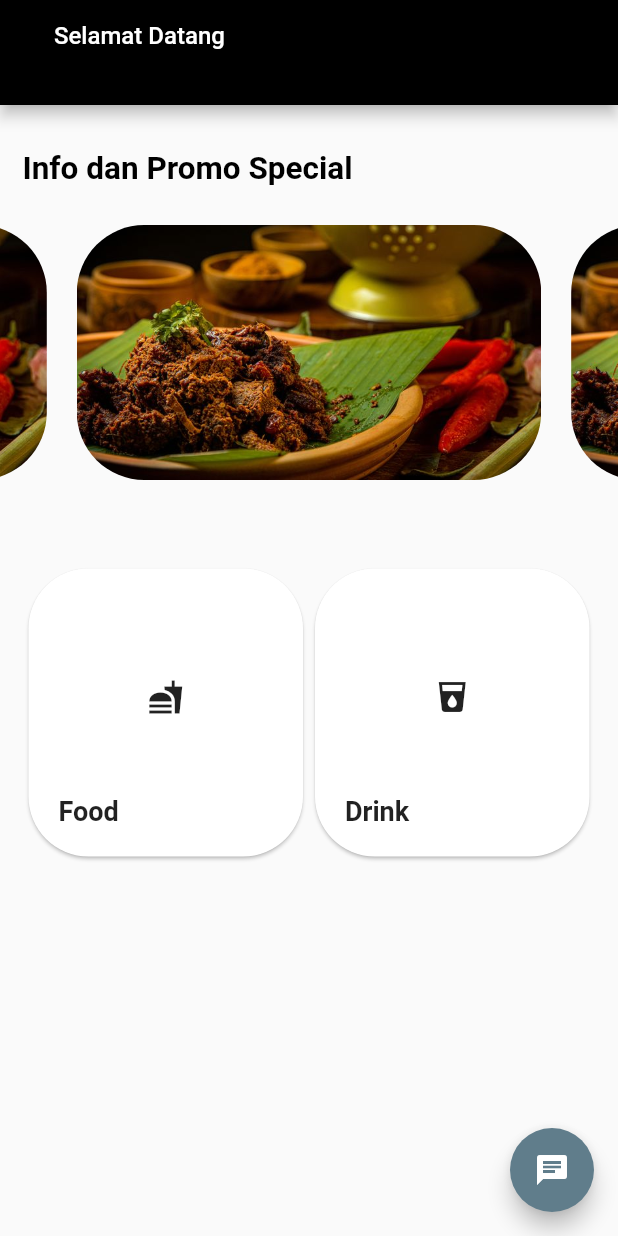
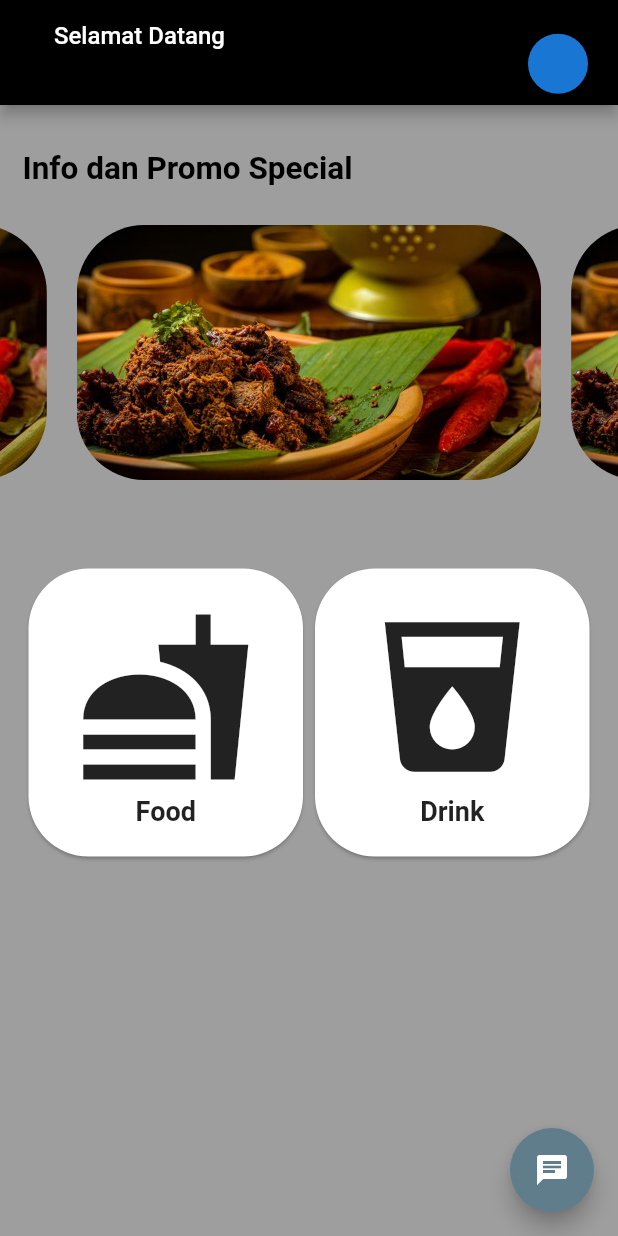
Before and after one commit to mputt26/Katalagog-Apps, a Flutter app: the HomePage screen opened directly with empty values, on a phone screen of 412 x 824 dp. Run offline on Flutter 3.47's test engine with Material 2 defaults, Android fonts, the phone set to English and light mode, and no system bars; drawn by our look-alikes of carousel_slider; our stand-ins replace dio; network calls fail; Roboto replaces fonts that are missing (Poppins).

Commit message:
update eror from drinkAPI

```diff
--- a/lib/data/api_service.dart
+++ b/lib/data/api_service.dart
@@ -1,6 +1,6 @@
 import 'package:dio/dio.dart';
 
-class ApiService {
+class ApiServiceFood {
   final Dio _dio = Dio();
 
   Future<List<FoodItem>> fetchFoodItems() async {
--- a/lib/pages/home_page.dart
+++ b/lib/pages/home_page.dart
@@ -4,6 +4,7 @@ import 'package:menu_resto/data/banner_data.dart';
 import 'package:menu_resto/pages/drink_detail.dart';
 import 'package:menu_resto/pages/food_detail_pages.dart';
 import 'package:menu_resto/pages/open_chat.dart';
+import 'package:menu_resto/pages/profile_page.dart';
 import 'package:menu_resto/style.dart';
 
 class HomePage extends StatelessWidget {
@@ -13,6 +14,7 @@ class HomePage extends StatelessWidget {
   @override
   Widget build(BuildContext context) {
     return Scaffold(
+      backgroundColor: Colors.grey,
       appBar: appBarHandler(context),
       body: mainPage(),
       floatingActionButton: msgButton(context),
@@ -20,6 +22,7 @@ class HomePage extends StatelessWidget {
   }
 
   AppBar appBarHandler(BuildContext context) {
+    String firstLetter = name.isNotEmpty ? name[0].toUpperCase() : '';
     return AppBar(
       toolbarHeight: 70,
       automaticallyImplyLeading: false,
@@ -39,6 +42,29 @@ class HomePage extends StatelessWidget {
           ],
         ),
       ),
+      actions: [
+        Align(
+          alignment: Alignment.centerRight,
+          child: Padding(
+            padding: const EdgeInsets.only(top: 15, right: 20),
+            child: InkWell(
+                borderRadius: BorderRadius.circular(22),
+                onTap: () {
+                  Navigator.push(
+                    context,
+                    MaterialPageRoute(
+                      builder: (context) => ProfilePage(name: name),
+                    ),
+                  );
+                },
+                child: Ink(
+                  child: CircleAvatar(
+                    child: Text(firstLetter),
+                  ),
+                )),
+          ),
+        )
+      ],
     );
   }
 
--- a/lib/pages/open_chat.dart
+++ b/lib/pages/open_chat.dart
@@ -25,7 +25,7 @@ class _OpenChatState extends State<OpenChat> {
   @override
   Widget build(BuildContext context) {
     return Scaffold(
-      appBar: AppBar(title: Text('Food Detail')),
+      appBar: AppBar(title: Text('Savoria Bot')),
       body: Column(
         children: <Widget>[
           Flexible(
@@ -62,8 +62,7 @@ class _OpenChatState extends State<OpenChat> {
             ),
             IconButton(
               icon: Icon(Icons.send),
-              onPressed: () =>
-                  _handleSubmitted('User message'),
+              onPressed: () => _handleSubmitted('User message'),
             ),
           ],
         ),
--- a/lib/style.dart
+++ b/lib/style.dart
@@ -55,8 +55,8 @@ class AppStyles {
           children: [
             Expanded(
               child: categoryTitle == 'Food'
-                  ? Icon(Icons.fastfood_sharp)
-                  : Icon(Icons.local_drink),
+                  ? Icon(Icons.fastfood_sharp, size: 120)
+                  : Icon(Icons.local_drink, size: 120),
             ),
             Text(
               categoryTitle,
@@ -64,6 +64,7 @@ class AppStyles {
                 fontSize: 18,
                 fontWeight: FontWeight.bold,
               ),
+              textAlign: TextAlign.center,
             ),
           ],
         ),
```
Also changed, not shown: lib/data/api_service_drink.dart (added, +32 -0 lines), lib/data/kategori_data.dart (deleted, +0 -12 lines), lib/pages/drink_detail.dart (+8 -2 lines), lib/pages/food_detail_pages.dart (+7 -1 lines), lib/pages/profile_page.dart (added, +38 -0 lines).
